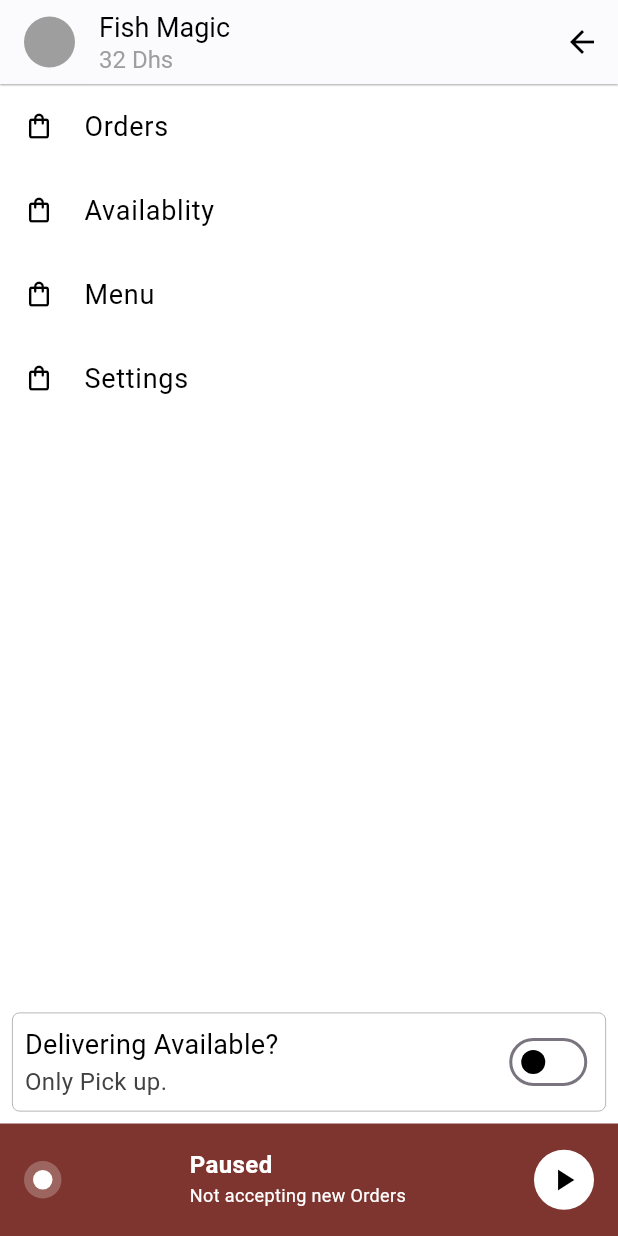
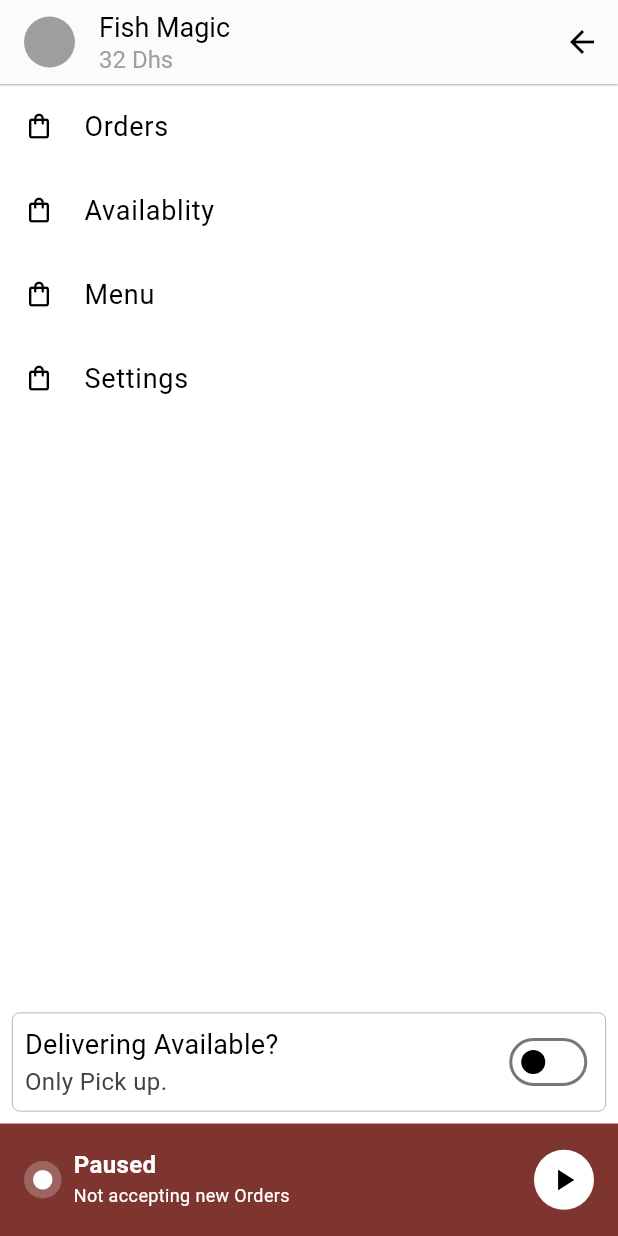
Before and after one commit to heloufra/monolo, a Flutter app: the DrawerPage screen opened directly, on a phone screen of 412 x 824 dp. Run offline on Flutter 3.47's test engine with Material 3 defaults, Android fonts, the phone set to English and light mode, and no system bars; drawn by our look-alikes of toastification; our stand-ins replace flutter_dotenv, flutter_secure_storage, geolocator, google_maps_flutter, google_sign_in, image_picker and 4 more; accounts and stored records are empty.

Commit message:
commit success

```diff
--- a/olo/lib/pagess/admin_dashboard/drawer.dart
+++ b/olo/lib/pagess/admin_dashboard/drawer.dart
@@ -152,6 +152,8 @@ class _DrawerPageState extends State<DrawerPage> {
                 child: Row(
                   mainAxisAlignment: MainAxisAlignment.spaceBetween,
                   children: [
+                    Row(
+                      children: [
                         Container(
                           width: 25,
                           decoration: const BoxDecoration(
@@ -168,7 +170,9 @@ class _DrawerPageState extends State<DrawerPage> {
                             ),
                           ),
                         ),
-                    Column(
+                        Padding(
+                          padding: const EdgeInsets.only(left: 8.0),
+                          child: Column(
                             crossAxisAlignment: CrossAxisAlignment.start,
                             children: [
                               Text(
@@ -185,6 +189,9 @@ class _DrawerPageState extends State<DrawerPage> {
                                 style: const TextStyle(
                                   color: Colors.white,
                                   fontSize: 12,
+                                ),
+                              ),
+                            ],
                           ),
                         ),
                       ],
--- a/olo/lib/pagess/admin_dashboard/orders.dart
+++ b/olo/lib/pagess/admin_dashboard/orders.dart
@@ -14,7 +14,6 @@ class _OrdersPageState extends State<OrdersPage> {
     return Scaffold(
       drawer: const Drawer(
         shape: RoundedRectangleBorder(borderRadius: BorderRadius.zero),
-        width: 350,
         child: DrawerPage(),
       ),
       appBar: AppBar(
```
Lines whose indentation alone changed are shown as unchanged.
